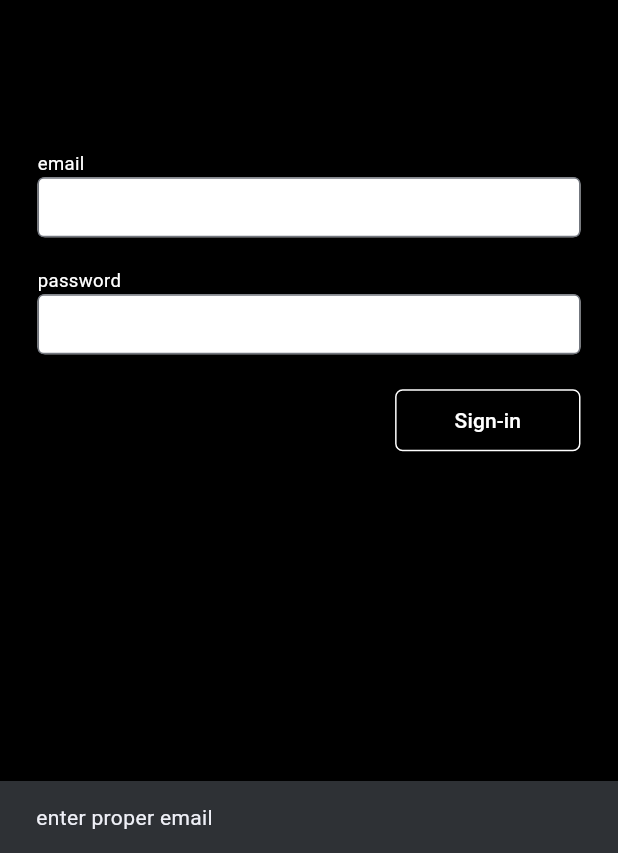
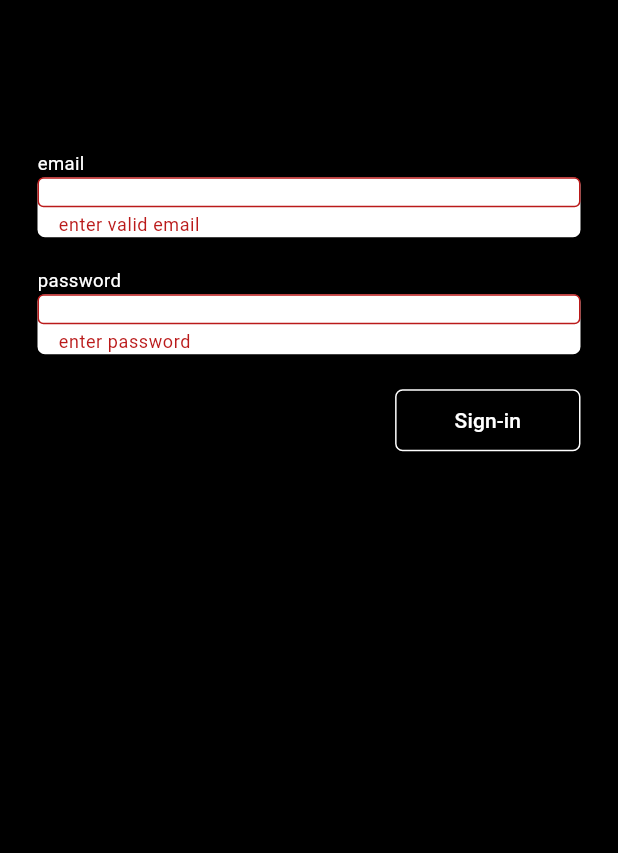
Before and after one commit to dibindasky/JerseyHub_AdminSide_Bloc_REST-API, a Flutter app: the screen it shows after launch, scrolled down 50 dp, after a tap on "Sign-in", on a phone screen of 412 x 824 dp, the part 383-1236 px from its top. Run offline on Flutter 3.47's test engine with Material 3 defaults, Android fonts, the phone set to English and light mode, and no system bars; our stand-ins replace dartz, dio, flutter_bloc, freezed_annotation, google_fonts, iconsax and 2 more.

```diff
--- a/lib/application/business_logic/Auth/auth_bloc.dart
+++ b/lib/application/business_logic/Auth/auth_bloc.dart
@@ -1,7 +1,7 @@
+import 'package:flutter/foundation.dart';
 import 'package:flutter/widgets.dart';
 import 'package:flutter_bloc/flutter_bloc.dart';
 import 'package:freezed_annotation/freezed_annotation.dart';
-import 'package:jerseyhub_admin/application/presentation/utils/validator_functions/validartors.dart';
 import 'package:jerseyhub_admin/data/shared_preference/shared_pref.dart';
 import 'package:jerseyhub_admin/domain/models/login_models/login_model/login_model.dart';
 import 'package:jerseyhub_admin/domain/models/login_models/login_response/login_response.dart';
@@ -14,29 +14,42 @@ part 'auth_state.dart';
 part 'auth_bloc.freezed.dart';
 
 class AuthBloc extends Bloc<AuthEvent, AuthState> {
-  TextEditingController emailController = TextEditingController();
-  TextEditingController passwordController = TextEditingController();
+  final TextEditingController emailController = TextEditingController();
+  final TextEditingController passwordController = TextEditingController();
+  final GlobalKey<FormState> siginInKey = GlobalKey<FormState>();
 
   final ApiAuth apiAuth = ApiAuth();
 
   AuthBloc() : super(AuthState.initial()) {
     on<_SignIn>((event, emit) async {
-      emit(state.copyWith(isLoading: true,hasError: false));
-      if(event.loginModel.email!.isEmpty || !isValidEmail(event.loginModel.email!)){
-        return emit(state.copyWith(hasError: true, isLoading: false,message: 'enter proper email'));
-      }
+      emit(state.copyWith(isLoading: true, hasError: false));
       final result = await apiAuth.signIn(event.loginModel);
       result.fold((failure) {
-        emit(state.copyWith(hasError: true, isLoading: false,message: 'something went wrong, try again'));
-      }, (responseModel) async{
-        emit(state.copyWith(isLoading: false, loginResponse: responseModel,message: 'login sucessfully'));
+        emit(state.copyWith(
+            hasError: true, isLoading: false, message: failure.message));
+      }, (responseModel) async {
+        emit(state.copyWith(
+            isLoading: false,
+            loginResponse: responseModel,
+            message: responseModel.message));
         await SharedPref.setToken(
           tokenModel: TokenModel(
             accessToken: responseModel.data!.accessToken!,
             refreshToken: responseModel.data!.refreshToken!,
           ),
         );
+        await SharedPref.setLogin();
+        emailController.clear();
+        passwordController.clear();
       });
+    });
+    on<_SignOut>((event, emit) => SharedPref.removeLogin());
+    on<_Obscure>(
+        (event, emit) => emit(state.copyWith(obscure: !state.obscure)));
+    on<_Log>((event, emit) async{
+      final login = await SharedPref.getLogin();
+      print(login);
+      emit(state.copyWith(isLoggedIn: login));
     });
   }
 }
--- a/lib/application/business_logic/Auth/auth_event.dart
+++ b/lib/application/business_logic/Auth/auth_event.dart
@@ -3,4 +3,7 @@ part of 'auth_bloc.dart';
 @freezed
 class AuthEvent with _$AuthEvent {
   const factory AuthEvent.signIn({required LoginModel loginModel}) = _SignIn;
+  const factory AuthEvent.signOut()=_SignOut;
+  const factory AuthEvent.obscure()=_Obscure;
+  const factory AuthEvent.log()=_Log;
 }
--- a/lib/application/business_logic/Auth/auth_state.dart
+++ b/lib/application/business_logic/Auth/auth_state.dart
@@ -5,8 +5,11 @@ class AuthState with _$AuthState {
   const factory AuthState(
       {required bool isLoading,
       required bool hasError,
+      required bool obscure,
+      required bool isLoggedIn,
       String? message,
       LoginResponse? loginResponse}) = _Initial;
+
   factory AuthState.initial() =>
-      const AuthState(isLoading: false, hasError: false);
+      const AuthState(isLoading: false, hasError: false, obscure: true,isLoggedIn: false);
 }
--- a/lib/application/presentation/screens/sign_in/sign_in_screen.dart
+++ b/lib/application/presentation/screens/sign_in/sign_in_screen.dart
@@ -22,6 +22,8 @@ class ScreenSignIn extends StatelessWidget {
           padding: const EdgeInsets.all(25.0),
           child: SizedBox(
             height: sHeight,
+            child: Form(
+              key: context.read<AuthBloc>().siginInKey,
               child: Column(
                 mainAxisAlignment: MainAxisAlignment.center,
                 crossAxisAlignment: CrossAxisAlignment.start,
@@ -46,7 +48,7 @@ class ScreenSignIn extends StatelessWidget {
                   BlocConsumer<AuthBloc, AuthState>(
                     listener: (context, state) {
                       if (state.hasError) {
-                      showSnack(context: context, message: state.message!);
+                        showSnack(context: context, message: state.message!,color: Colors.redAccent);
                       }
                       if (state.loginResponse != null) {
                         Navigator.pushNamedAndRemoveUntil(
@@ -65,6 +67,11 @@ class ScreenSignIn extends StatelessWidget {
                           alignment: Alignment.centerRight,
                           child: ElevatedButton(
                             onPressed: () {
+                              if (context
+                                  .read<AuthBloc>()
+                                  .siginInKey
+                                  .currentState!
+                                  .validate()) {
                                 FocusScope.of(context).unfocus();
                                 context.read<AuthBloc>().add(
                                       AuthEvent.signIn(
@@ -82,6 +89,7 @@ class ScreenSignIn extends StatelessWidget {
                                         ),
                                       ),
                                     );
+                              }
                             },
                             style: elevatedButtonStyle,
                             child: const Text('Sign-in'),
@@ -95,6 +103,7 @@ class ScreenSignIn extends StatelessWidget {
             ),
           ),
         ),
+      ),
     );
   }
 }
--- a/lib/application/presentation/screens/sign_in/widgets/coustom_text_filed.dart
+++ b/lib/application/presentation/screens/sign_in/widgets/coustom_text_filed.dart
@@ -1,4 +1,8 @@
 import 'package:flutter/material.dart';
+import 'package:flutter_bloc/flutter_bloc.dart';
+import 'package:iconsax/iconsax.dart';
+import 'package:jerseyhub_admin/application/business_logic/Auth/auth_bloc.dart';
+import 'package:jerseyhub_admin/application/presentation/utils/validator_functions/validartors.dart';
 
 import '../../../utils/colors.dart';
 import '../../../utils/constant.dart';
@@ -29,19 +33,36 @@ class CoustomTextField extends StatelessWidget {
           height: 40,
           decoration: const BoxDecoration(
               color: kWhite, borderRadius: BorderRadius.all(kRadius5)),
-          child: TextField(
+          child: BlocBuilder<AuthBloc, AuthState>(
+            builder: (context, state) {
+              return TextFormField(
                 controller: controller,
-            obscureText: isPassword,
+                validator: (value) {
+                  if (isPassword && value!.isEmpty) {
+                    return 'enter password';
+                  } else if (isPassword && value!.length < 8) {
+                    return 'password must contains 8 charactors';
+                  } else if (!isPassword || value!.isEmpty) {
+                    return isValidEmail(value!) ? null : 'enter valid email';
+                  }
+                  return null;
+                },
+                obscureText:isPassword? state.obscure:false,
                 style: kronOne(),
                 keyboardType: keyboardType,
                 decoration: InputDecoration(
+                  focusedErrorBorder: InputBorder.none,
                   suffix: isPassword
                       ? IconButton(
-                      icon: const Icon(
-                        Icons.remove_red_eye,
+                          icon: Icon(
+                            state.obscure ? Icons.remove_red_eye : Iconsax.eye,
                             color: kBlack,
                           ),
-                      onPressed: () {},
+                          onPressed: () {
+                            context
+                                .read<AuthBloc>()
+                                .add(const AuthEvent.obscure());
+                          },
                         )
                       : null,
                   hintStyle: kronOne(color: kBlack, fontSize: 0.03),
@@ -50,6 +71,8 @@ class CoustomTextField extends StatelessWidget {
                       const EdgeInsets.symmetric(vertical: 10, horizontal: 10),
                   fillColor: kWhite,
                 ),
+              );
+            },
           ),
         ),
       ],
--- a/lib/application/presentation/screens/splash_screen/splash_screen.dart
+++ b/lib/application/presentation/screens/splash_screen/splash_screen.dart
@@ -1,6 +1,8 @@
 import 'dart:async';
 
 import 'package:flutter/material.dart';
+import 'package:flutter_bloc/flutter_bloc.dart';
+import 'package:jerseyhub_admin/application/business_logic/Auth/auth_bloc.dart';
 import 'package:jerseyhub_admin/application/presentation/routes/routes.dart';
 import 'package:jerseyhub_admin/application/presentation/utils/colors.dart';
 import 'package:jerseyhub_admin/application/presentation/utils/constant.dart';
@@ -12,15 +14,23 @@ class ScreenSplash extends StatelessWidget {
   Widget build(BuildContext context) {
     sizeFinder(context);
     Timer(const Duration(seconds: 1), () {
-      Navigator.popAndPushNamed(context, Routes.signInPage);
-      // Navigator.popAndPushNamed(context, Routes.testScreen);
+      context.read<AuthBloc>().add(const AuthEvent.log());
     });
     return Scaffold(
       backgroundColor: kBlack,
-      body: Center(
-        child: Text(
-          'Jersey Hub',
-          style: kronOne(color: kWhite, fontSize: 0.10),
+      body: BlocListener<AuthBloc, AuthState>(
+        listener: (context, state) {
+          if (state.isLoggedIn) {
+            Navigator.popAndPushNamed(context, Routes.bottomBar);
+          } else {
+            Navigator.popAndPushNamed(context, Routes.signInPage);
+          }
+        },
+        child: Center(
+          child: Text(
+            'Jersey Hub',
+            style: kronOne(color: kWhite, fontSize: 0.10),
+          ),
         ),
       ),
     );
--- a/lib/data/shared_preference/shared_pref.dart
+++ b/lib/data/shared_preference/shared_pref.dart
@@ -4,12 +4,14 @@ import 'package:shared_preferences/shared_preferences.dart';
 class SharedPref {
   static const String accessKey = 'access_key';
   static const String refreshKey = 'refresh_key';
+  static const String isLoged = 'is_logedIn';
 
   static Future<void> setToken({required TokenModel tokenModel}) async {
     SharedPreferences preferences = await SharedPreferences.getInstance();
     preferences.setString(accessKey, tokenModel.accessToken);
     preferences.setString(refreshKey, tokenModel.refreshToken);
   }
+
   static Future<TokenModel> getToken() async {
     SharedPreferences preferences = await SharedPreferences.getInstance();
     String accessToken = preferences.getString(accessKey) ?? '';
@@ -17,4 +19,18 @@ class SharedPref {
     return TokenModel(accessToken: accessToken, refreshToken: refreshToken);
   }
 
+  static Future<void> setLogin() async {
+    SharedPreferences preferences = await SharedPreferences.getInstance();
+    preferences.setBool(isLoged, true);
+  }
+
+  static Future<void> removeLogin() async {
+    SharedPreferences preferences = await SharedPreferences.getInstance();
+    preferences.clear();
+  }
+
+  static Future<bool> getLogin() async {
+    SharedPreferences preferences = await SharedPreferences.getInstance();
+    return preferences.getBool(isLoged) ?? false;
+  }
 }
--- a/lib/domain/core/api_endpoints/api_endpoints.dart
+++ b/lib/domain/core/api_endpoints/api_endpoints.dart
@@ -1,5 +1,6 @@
 class ApiEndPoints {
-  static String baseUrl = 'http://192.168.195.227:3000/admin';
+  static String baseUrl = 'http://192.168.1.5:3000/admin';
+  // static String baseUrl = 'http://192.168.195.227:3000/admin';
 
   static String signIn = '/adminlogin';
   static String addCategory = '/category/add';
--- /dev/null
+++ b/lib/domain/core/failure/error.dart
@@ -0,0 +1,4 @@
+class ErrorMsg{
+  String message;
+  ErrorMsg({required this.message});
+}
--- a/lib/domain/core/failure/failures.dart
+++ b/lib/domain/core/failure/failures.dart
@@ -3,7 +3,7 @@ part 'failures.freezed.dart';
 
 @freezed
 class Failure {
-  factory Failure.clientFailure({required String? message}) = _ClientFailure;
-  factory Failure.serverFailure({required String? message}) = _ServerFailure;
+  factory Failure.clientFailure() = _ClientFailure;
+  factory Failure.serverFailure() = _ServerFailure;
   factory Failure.tokenExpire() = _TokenExpire;
 }
--- a/lib/domain/repositories/authentication_repository.dart
+++ b/lib/domain/repositories/authentication_repository.dart
@@ -1,8 +1,8 @@
 import 'package:dartz/dartz.dart';
-import 'package:jerseyhub_admin/domain/core/failure/failures.dart';
+import 'package:jerseyhub_admin/domain/core/failure/error.dart';
 import 'package:jerseyhub_admin/domain/models/login_models/login_model/login_model.dart';
 import 'package:jerseyhub_admin/domain/models/login_models/login_response/login_response.dart';
 
 abstract class AuthRepository {
-  Future<Either<Failure, LoginResponse>> signIn(LoginModel loginModel);
+  Future<Either<ErrorMsg, LoginResponse>> signIn(LoginModel loginModel);
 }
```
Also changed, not shown: lib/application/presentation/screens/bottom_bar/bottom_bar_screen.dart (+11 -3 lines), lib/data/api/auth/auth.dart (+8 -10 lines), lib/application/business_logic/Auth/auth_bloc.freezed.dart, lib/application/presentation/screens/api_test_page.dart/api_test.dart (line endings or trailing spaces), lib/domain/core/failure/failures.freezed.dart. Lines whose indentation alone changed are shown as unchanged.
